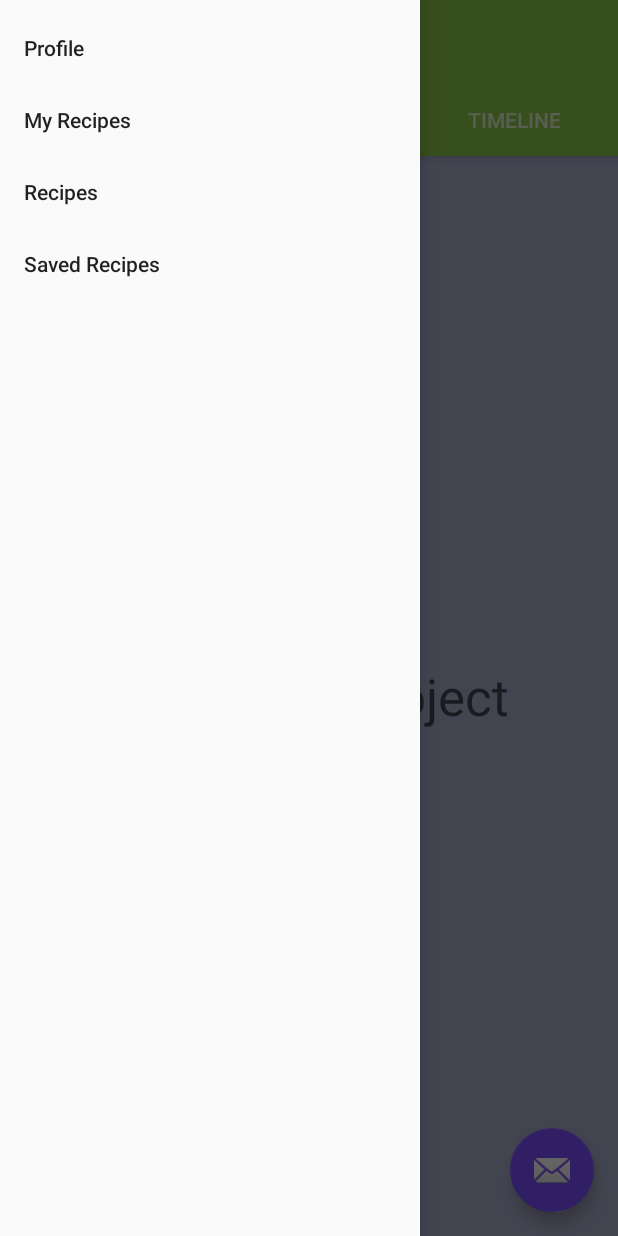
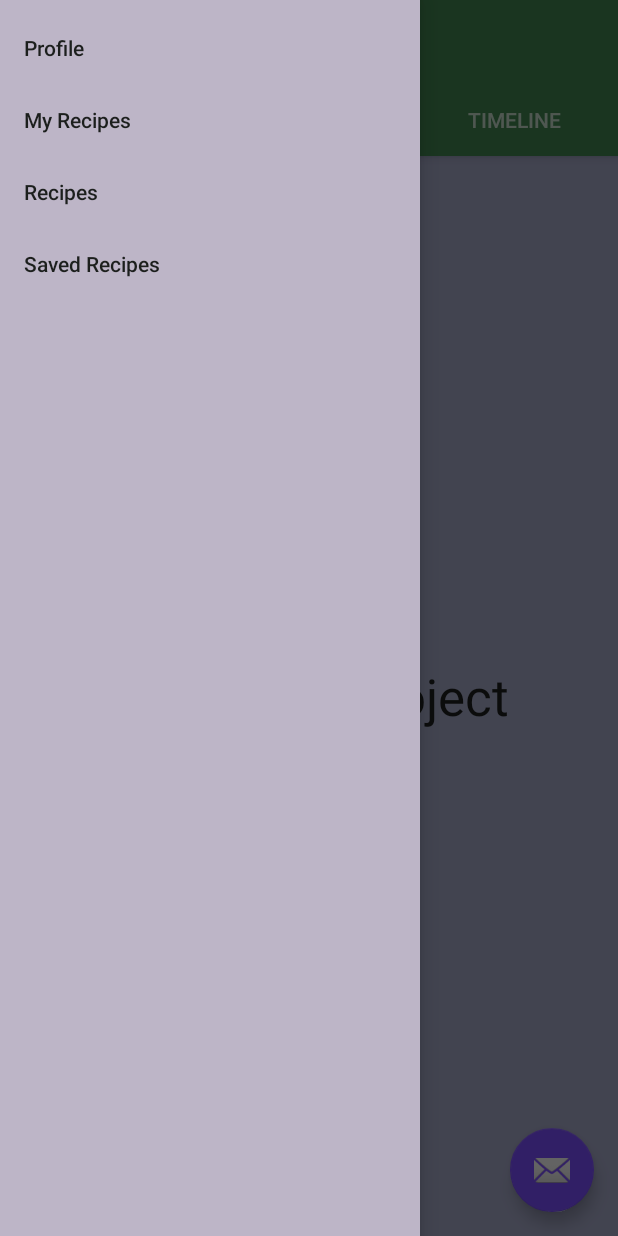
Before and after one commit to SWEngGroup4/scranplan, an Android app: the screen it shows after launch once a user with an empty profile is signed in (MainActivity), with the side drawer open, on a phone screen of 412 x 824 dp. Run offline under Robolectric (Android 15) with nearby library versions, the phone set to English and light mode, and no system bars; our stand-ins replace Firebase (no records; nobody signed in at launch, a user with empty details on screens opened directly).

Commit message:
Created a base theme
Set a new android wide default theme.
Will be added to overtime to include elements such as buttons, dialog boxes etc...

```diff
--- a/app/src/main/res/values/colors.xml
+++ b/app/src/main/res/values/colors.xml
@@ -1,11 +1,13 @@
 <?xml version="1.0" encoding="utf-8"?>
 <resources>
-    <color name="colorPrimary">#8BC34A</color>
-    <color name="colorPrimaryDark">#689F38</color>
-    <color name="colorPrimaryLight">#dcedc8</color>
-    <color name="colorText">#212121</color>
-    <color name="colorPrimaryText">#212121</color>
-    <color name="colorSecondaryText">#757575</color>
+    <color name="colorPrimary">#408551</color>
+    <color name="colorPrimaryDark">#0f1f13</color>
+    <color name="colorPrimaryLight">#7bb088</color>
+    <color name="colorText">#1c1f1d</color>
+    <color name="colorPrimaryText">#1c1f1d</color>
+    <color name="colorSecondaryText">#000000</color>
     <color name="colorDivider">#8D8D8D</color>
     <color name="colorAccent">#7C4DFF</color>
+    <color name="colorWindow">#bdb5c7</color>
+    <color name="colorBackground">#bed1c3</color>
 </resources>
--- a/app/src/main/res/values/styles.xml
+++ b/app/src/main/res/values/styles.xml
@@ -6,6 +6,10 @@
         <item name="colorPrimary">@color/colorPrimary</item>
         <item name="colorPrimaryDark">@color/colorPrimaryDark</item>
         <item name="colorAccent">@color/colorAccent</item>
+        <item name="android:textColor">@color/colorText</item>
+        <item name="android:textColorPrimary">@color/colorPrimaryText</item>
+        <item name="android:colorBackground">@color/colorBackground</item>
+        <item name="android:windowBackground">@color/colorWindow</item>
     </style>
 
     <style name="AppTheme.NoActionBar">
```
